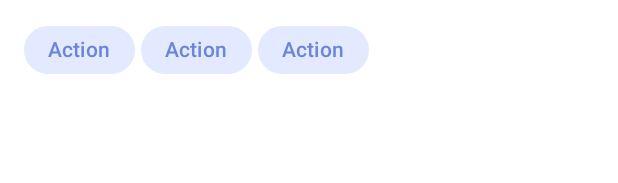
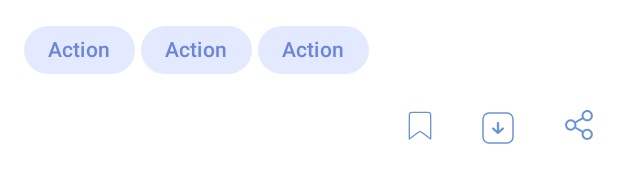
Before and after one commit to blegoh/MovieCompose, an Android app built with Jetpack Compose: the @Preview function PreviewMovieDetail, on a phone screen of 412 x 824 dp. Shown: the part 928-1111 px from the top of the screen. Run offline under Robolectric (Android 15) with nearby library versions, the phone set to English and light mode, and no system bars; our stand-ins replace constraintlayout-compose; pictures from the network do not load.

Commit message:
uodate movie detail

```diff
--- a/app/src/main/java/com/example/moviecompose/view/MovieDetail.kt
+++ b/app/src/main/java/com/example/moviecompose/view/MovieDetail.kt
@@ -1,5 +1,6 @@
 package com.example.moviecompose.view
 
+import androidx.compose.foundation.Image
 import androidx.compose.foundation.layout.Column
 import androidx.compose.foundation.layout.Row
 import androidx.compose.foundation.layout.Spacer
@@ -8,6 +9,8 @@ import androidx.compose.foundation.layout.fillMaxWidth
 import androidx.compose.foundation.layout.height
 import androidx.compose.foundation.layout.padding
 import androidx.compose.foundation.layout.size
+import androidx.compose.foundation.layout.width
+import androidx.compose.foundation.layout.wrapContentHeight
 import androidx.compose.foundation.shape.RoundedCornerShape
 import androidx.compose.material.icons.Icons
 import androidx.compose.material.icons.filled.PlayArrow
@@ -21,11 +24,14 @@ import androidx.compose.material3.Text
 import androidx.compose.runtime.Composable
 import androidx.compose.ui.Modifier
 import androidx.compose.ui.graphics.Color
+import androidx.compose.ui.res.painterResource
 import androidx.compose.ui.text.TextStyle
 import androidx.compose.ui.tooling.preview.Preview
 import androidx.compose.ui.unit.dp
 import androidx.compose.ui.unit.sp
+import androidx.constraintlayout.compose.ConstraintLayout
 import coil.compose.AsyncImage
+import com.example.moviecompose.R
 import com.example.moviecompose.theme.Blue1
 import com.example.moviecompose.theme.GenreBg
 import com.example.moviecompose.theme.GenreText
@@ -122,10 +128,54 @@ fun MovieDetail() {
                 shape = RoundedCornerShape(20.dp)
             )
         }
+        ConstraintLayout(
+            modifier = Modifier
+                .padding(horizontal = 16.dp)
+                .padding(top = 16.dp)
+                .fillMaxWidth()
+                .wrapContentHeight()
+        ) {
+            val (share) = createRefs()
+            val (download) = createRefs()
+            val (watchlist) = createRefs()
+            Image(
+                painter = painterResource(id = R.drawable.share),
+                contentDescription = "",
+                modifier = Modifier
+                    .constrainAs(share) {
+                        top.linkTo(parent.top)
+                        end.linkTo(parent.end)
+                    }
+                    .height(20.dp)
+                    .width(20.dp)
+            )
+            Image(
+                painter = painterResource(id = R.drawable.download),
+                contentDescription = "",
+                modifier = Modifier
+                    .constrainAs(download) {
+                        top.linkTo(parent.top)
+                        end.linkTo(share.start, margin = 32.dp)
+                    }
+                    .height(24.dp)
+                    .width(24.dp)
+            )
+            Image(
+                painter = painterResource(id = R.drawable.watchlist),
+                contentDescription = "",
+                modifier = Modifier
+                    .constrainAs(watchlist) {
+                        top.linkTo(parent.top)
+                        end.linkTo(download.start, margin = 32.dp)
+                    }
+                    .height(20.dp)
+                    .width(16.dp)
+            )
+        }
     }
 }
 
-@Preview()
+@Preview
 @Composable
 fun PreviewMovieDetail() {
     MovieComposeTheme(darkTheme = false) {
--- /dev/null
+++ b/app/src/main/res/drawable/download.xml
@@ -0,0 +1,16 @@
+<vector xmlns:android="http://schemas.android.com/apk/res/android"
+    android:width="24dp"
+    android:height="24dp"
+    android:viewportWidth="24"
+    android:viewportHeight="24">
+  <path
+      android:strokeWidth="1"
+      android:pathData="M18,22H6C3.8,22 2,20.2 2,18V6C2,3.8 3.8,2 6,2H18C20.2,2 22,3.8 22,6V18C22,20.2 20.2,22 18,22Z"
+      android:strokeLineJoin="round"
+      android:fillColor="#00000000"
+      android:strokeColor="#6A93D6"
+      android:strokeLineCap="round"/>
+  <path
+      android:pathData="M14.691,11.8L12.761,13.59V8.667C12.761,8.277 12.42,8 12,8C11.58,8 11.239,8.277 11.239,8.667V13.59L9.309,11.8C9.017,11.519 8.535,11.512 8.232,11.783C7.93,12.053 7.922,12.5 8.214,12.781C8.22,12.787 8.226,12.792 8.232,12.798L11.461,15.792C11.531,15.858 11.615,15.909 11.707,15.945C11.894,16.018 12.106,16.018 12.293,15.945C12.385,15.909 12.469,15.858 12.539,15.792L15.768,12.798C16.07,12.527 16.078,12.08 15.786,11.8C15.494,11.52 15.012,11.512 14.71,11.783C14.703,11.788 14.697,11.794 14.691,11.8Z"
+      android:fillColor="#6A93D6"/>
+</vector>
--- /dev/null
+++ b/app/src/main/res/drawable/share.xml
@@ -0,0 +1,13 @@
+<vector xmlns:android="http://schemas.android.com/apk/res/android"
+    android:width="20dp"
+    android:height="20dp"
+    android:viewportWidth="20"
+    android:viewportHeight="20">
+  <group>
+    <clip-path
+        android:pathData="M0,0h20v20h-20z"/>
+    <path
+        android:pathData="M15.483,12.453C14.317,12.453 13.273,12.985 12.58,13.819L8.074,11.26C8.214,10.866 8.291,10.442 8.291,10C8.291,9.558 8.214,9.134 8.074,8.74L12.58,6.181C13.272,7.015 14.316,7.547 15.483,7.547C17.563,7.547 19.256,5.854 19.256,3.773C19.256,1.693 17.563,0 15.483,0C13.402,0 11.71,1.693 11.71,3.773C11.71,4.215 11.787,4.639 11.927,5.033L7.421,7.593C6.728,6.759 5.684,6.227 4.518,6.227C2.437,6.227 0.744,7.92 0.744,10C0.744,12.081 2.437,13.773 4.518,13.773C5.684,13.773 6.728,13.241 7.421,12.408L11.927,14.966C11.787,15.361 11.71,15.785 11.71,16.227C11.71,18.307 13.402,20 15.483,20C17.563,20 19.256,18.307 19.256,16.227C19.256,14.146 17.563,12.453 15.483,12.453ZM15.483,1.32C16.835,1.32 17.935,2.421 17.935,3.773C17.935,5.126 16.835,6.227 15.483,6.227C14.13,6.227 13.03,5.126 13.03,3.773C13.03,2.421 14.13,1.32 15.483,1.32ZM4.518,12.453C3.165,12.453 2.065,11.353 2.065,10C2.065,8.648 3.165,7.547 4.518,7.547C5.871,7.547 6.971,8.648 6.971,10C6.971,11.353 5.87,12.453 4.518,12.453ZM15.483,18.68C14.13,18.68 13.03,17.579 13.03,16.227C13.03,14.874 14.13,13.773 15.483,13.773C16.835,13.773 17.935,14.874 17.935,16.227C17.935,17.579 16.835,18.68 15.483,18.68Z"
+        android:fillColor="#6A93D6"/>
+  </group>
+</vector>
--- /dev/null
+++ b/app/src/main/res/drawable/watchlist.xml
@@ -0,0 +1,13 @@
+<vector xmlns:android="http://schemas.android.com/apk/res/android"
+    android:width="18dp"
+    android:height="22dp"
+    android:viewportWidth="18"
+    android:viewportHeight="22">
+  <path
+      android:strokeWidth="1"
+      android:pathData="M17,21L10.2,15.9C9.5,15.4 8.5,15.4 7.8,15.9L1,21V3C1,1.9 1.9,1 3,1H15C16.1,1 17,1.9 17,3V21Z"
+      android:strokeLineJoin="round"
+      android:fillColor="#00000000"
+      android:strokeColor="#6A93D6"
+      android:strokeLineCap="round"/>
+</vector>
```
